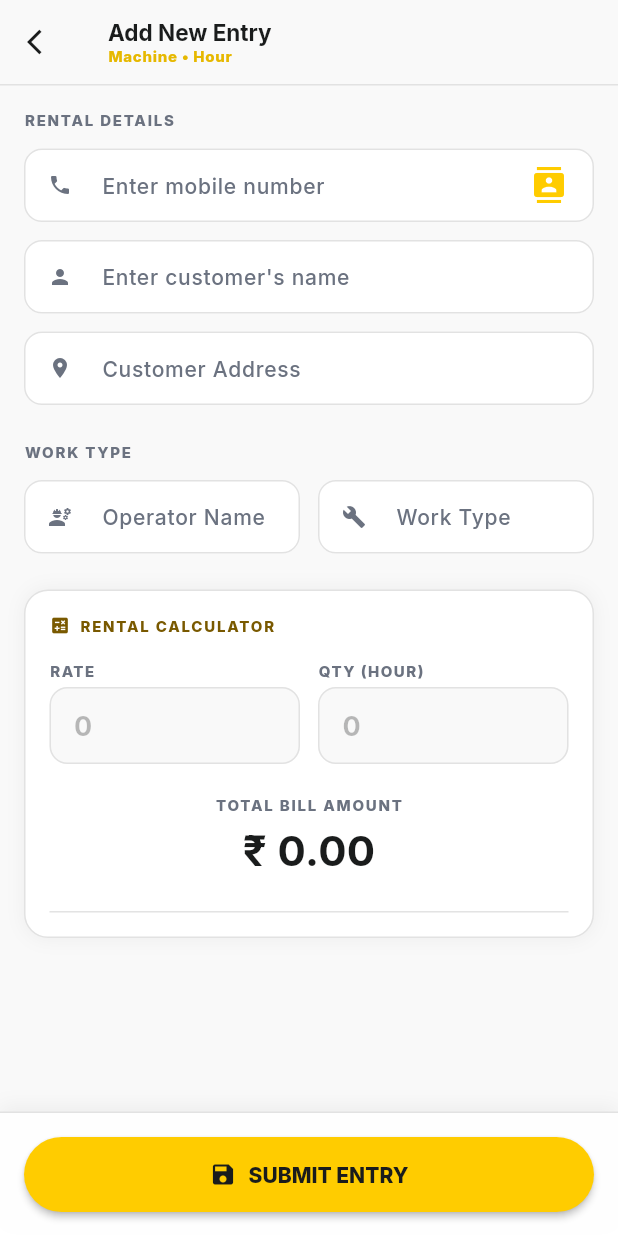
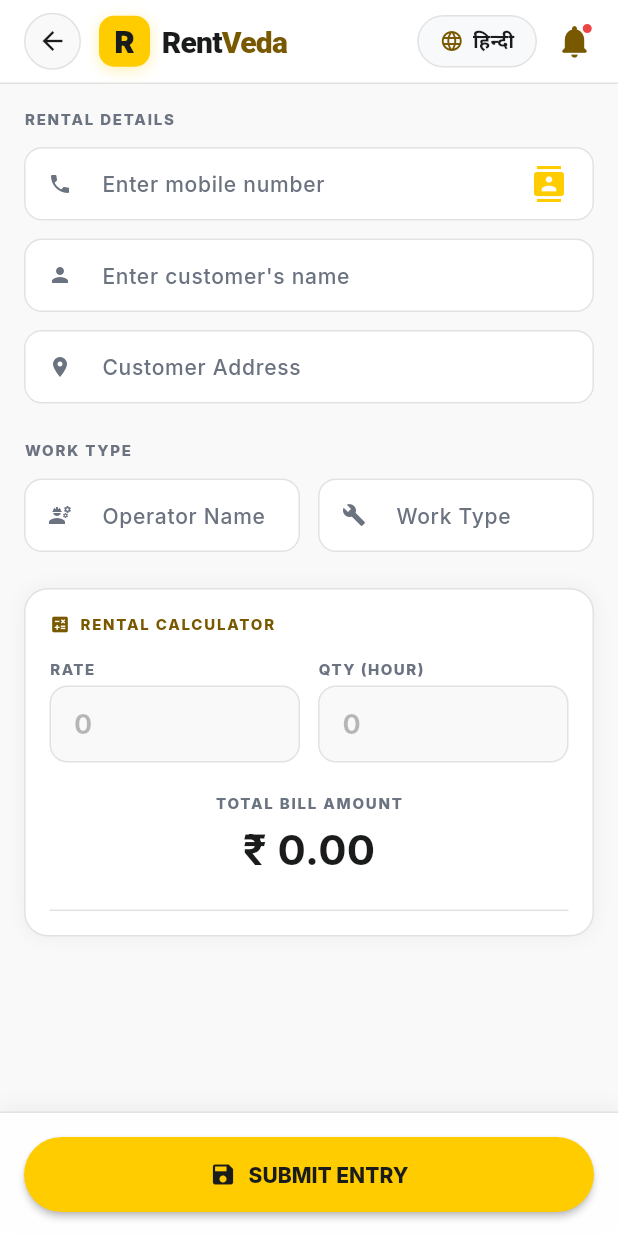
Before and after one commit to Amanratho/Tech, a Flutter app: the StartEntryScreen screen opened by its route, on a phone screen of 412 x 824 dp. Run offline on Flutter 3.47's test engine with Material 3 defaults, Android fonts, the phone set to English and light mode, and no system bars; our stand-ins replace dio, easy_localization, firebase_auth, firebase_core, flutter_contacts, flutter_riverpod and 6 more; missing offline and left inert: whatsapp_share_plus; accounts and stored records are empty.

Commit message:
feat: implement core feature screens including machine maintenance, payment tracking, and base navigation layout.

```diff
--- a/rentveda_app/lib/core/router/app_router.dart
+++ b/rentveda_app/lib/core/router/app_router.dart
@@ -12,6 +12,7 @@ import '../../features/invoice/presentation/screens/invoice_screen.dart';
 import '../../features/machine_maintenance/presentation/screens/machine_maintenance_screen.dart';
 import '../../features/calculator/presentation/screens/calculator_screen.dart';
 import '../widgets/bottom_nav_bar.dart';
+import '../widgets/top_app_bar.dart';
 import 'package:flutter_secure_storage/flutter_secure_storage.dart';
 
 final GlobalKey<NavigatorState> _rootNavigatorKey = GlobalKey<NavigatorState>();
@@ -68,6 +69,7 @@ class AppRouter {
           if (state.uri.toString().startsWith('/profile')) currentIndex = 4;
 
           return Scaffold(
+            appBar: const RentVedaAppBar(),
             body: child,
             bottomNavigationBar: BottomNavBar(currentIndex: currentIndex),
           );
--- a/rentveda_app/lib/core/widgets/top_app_bar.dart
+++ b/rentveda_app/lib/core/widgets/top_app_bar.dart
@@ -4,7 +4,9 @@ import '../theme/app_colors.dart';
 import '../theme/app_typography.dart';
 
 class RentVedaAppBar extends StatelessWidget implements PreferredSizeWidget {
-  const RentVedaAppBar({super.key});
+  final bool showBackButton;
+
+  const RentVedaAppBar({super.key, this.showBackButton = false});
 
   @override
   Size get preferredSize => const Size.fromHeight(56);
@@ -25,9 +27,25 @@ class RentVedaAppBar extends StatelessWidget implements PreferredSizeWidget {
         child: Row(
           mainAxisAlignment: MainAxisAlignment.spaceBetween,
           children: [
-            // Logo
+            // Logo / Back Button
             Row(
               children: [
+                if (showBackButton)
+                  Padding(
+                    padding: const EdgeInsets.only(right: 12.0),
+                    child: GestureDetector(
+                      onTap: () => Navigator.of(context).pop(),
+                      child: Container(
+                        padding: const EdgeInsets.all(8),
+                        decoration: BoxDecoration(
+                          color: AppColors.bgMain,
+                          shape: BoxShape.circle,
+                          border: Border.all(color: AppColors.border),
+                        ),
+                        child: const Icon(Icons.arrow_back, size: 20, color: AppColors.textMain),
+                      ),
+                    ),
+                  ),
                 Container(
                   width: 34,
                   height: 34,
--- a/rentveda_app/lib/features/calculator/presentation/screens/calculator_screen.dart
+++ b/rentveda_app/lib/features/calculator/presentation/screens/calculator_screen.dart
@@ -111,12 +111,6 @@ class _CalculatorScreenState extends State<CalculatorScreen> {
   Widget build(BuildContext context) {
     return Scaffold(
       backgroundColor: AppColors.bgMain,
-      appBar: AppBar(
-        title: Text(tr('rentalCalculator'), style: AppTypography.screenHeader),
-        backgroundColor: Colors.transparent,
-        elevation: 0,
-        iconTheme: const IconThemeData(color: AppColors.textMain),
-      ),
       body: SafeArea(
         child: Column(
           children: [
--- a/rentveda_app/lib/features/home/presentation/screens/home_screen.dart
+++ b/rentveda_app/lib/features/home/presentation/screens/home_screen.dart
@@ -6,7 +6,6 @@ import '../widgets/dashboard_header.dart';
 import '../widgets/quick_actions.dart';
 import '../widgets/machine_gallery.dart';
 import '../widgets/recent_activity.dart';
-import '../../../../core/widgets/top_app_bar.dart';
 
 class HomeScreen extends ConsumerStatefulWidget {
   const HomeScreen({super.key});
@@ -33,7 +32,6 @@ class _HomeScreenState extends ConsumerState<HomeScreen> {
       backgroundColor: const Color(0xFFF9F9F9),
       body: Column(
         children: [
-          const RentVedaAppBar(),
           Expanded(
             child: homeState.isLoading
                 ? const Center(child: CircularProgressIndicator(color: Color(0xFFFBC02D)))
--- a/rentveda_app/lib/features/payments/presentation/screens/payment_tracking_screen.dart
+++ b/rentveda_app/lib/features/payments/presentation/screens/payment_tracking_screen.dart
@@ -7,7 +7,6 @@ import '../../providers/payment_tracking_provider.dart';
 import '../widgets/client_list_item.dart';
 import '../widgets/transaction_history_sheet.dart';
 import '../widgets/collect_payment_dialog.dart';
-import '../../../../core/widgets/top_app_bar.dart';
 import '../../../../core/theme/app_colors.dart';
 import '../../../../core/theme/app_typography.dart';
 
@@ -116,7 +115,6 @@ class _PaymentTrackingScreenState extends ConsumerState<PaymentTrackingScreen> {
       backgroundColor: AppColors.bgMain,
       body: Column(
         children: [
-          const RentVedaAppBar(),
 
           // Header section with sticky feel
           Container(
--- a/rentveda_app/lib/features/start_entry/presentation/screens/start_entry_screen.dart
+++ b/rentveda_app/lib/features/start_entry/presentation/screens/start_entry_screen.dart
@@ -6,6 +6,7 @@ import 'package:fluttertoast/fluttertoast.dart';
 import 'package:flutter_contacts/flutter_contacts.dart';
 import '../../../../core/theme/app_colors.dart';
 import '../../../../core/theme/app_typography.dart';
+import '../../../../core/widgets/top_app_bar.dart';
 import '../../providers/start_entry_provider.dart';
 
 class StartEntryScreen extends ConsumerStatefulWidget {
@@ -253,25 +254,7 @@ class _StartEntryScreenState extends ConsumerState<StartEntryScreen> {
 
     return Scaffold(
       backgroundColor: AppColors.bgMain,
-      appBar: AppBar(
-        backgroundColor: AppColors.bgMain,
-        elevation: 0,
-        leading: IconButton(
-          icon: const Icon(Icons.arrow_back_ios, color: AppColors.textMain, size: 20),
-          onPressed: () => context.pop(),
-        ),
-        title: Column(
-          crossAxisAlignment: CrossAxisAlignment.start,
-          children: [
-            Text(tr('addNewEntry'), style: AppTypography.cardHeader),
-            Text('$_machineName • $_rentType', style: AppTypography.badgeText.copyWith(color: AppColors.primaryDark, fontSize: 10)),
-          ],
-        ),
-        bottom: PreferredSize(
-          preferredSize: const Size.fromHeight(1),
-          child: Container(color: AppColors.border, height: 1),
-        ),
-      ),
+      appBar: const RentVedaAppBar(showBackButton: true),
       body: Column(
         children: [
           Expanded(
```
Also changed, not shown: rentveda_app/lib/features/invoice/presentation/screens/invoice_screen.dart (+3 -25 lines), rentveda_app/lib/features/machine_maintenance/presentation/screens/machine_maintenance_screen.dart (+0 -13 lines).
